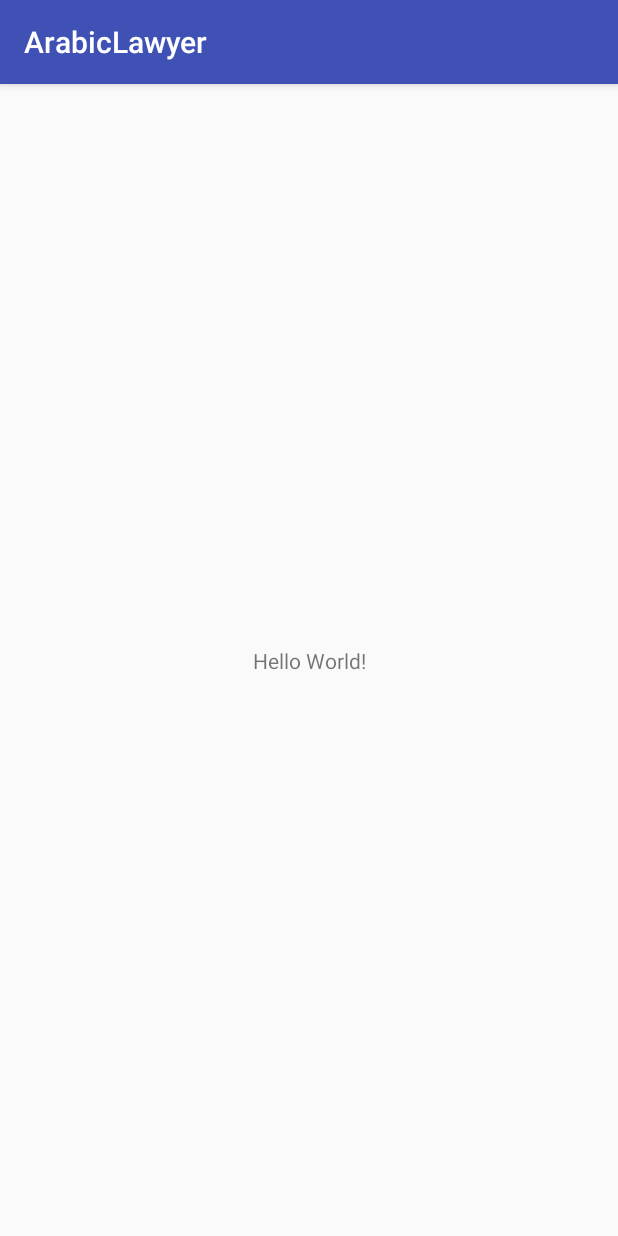
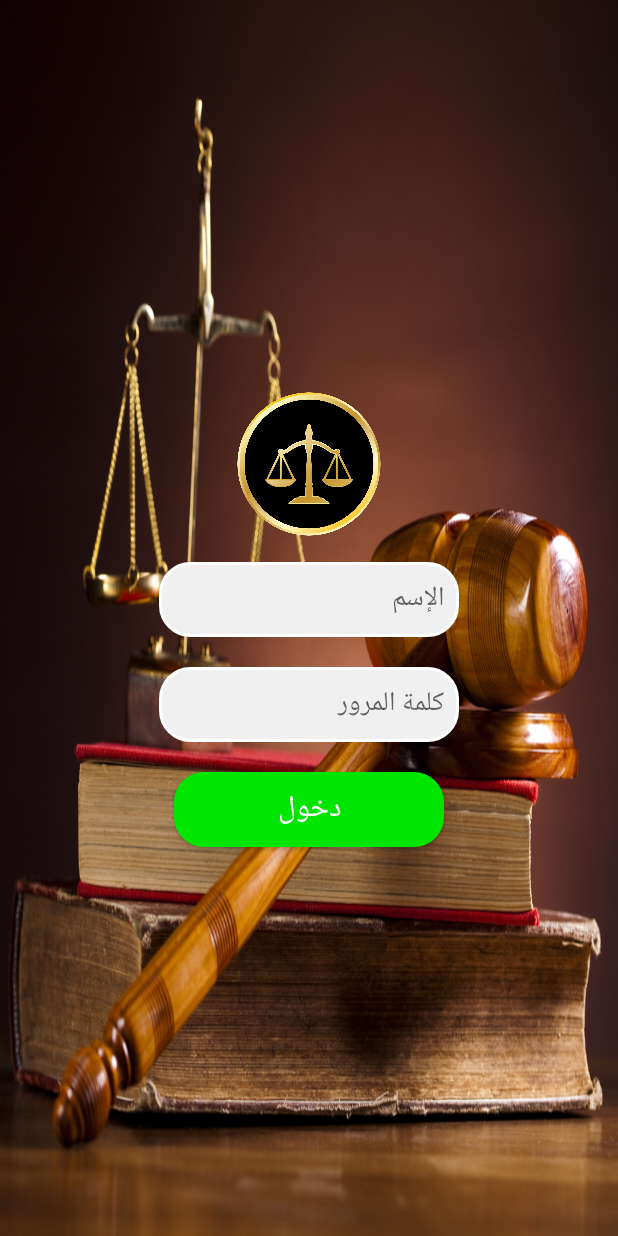
Before and after one commit to Youssif24/Links_Lawyer, an Android app: the screen it shows after launch (MainActivity before the commit, LoginActivity after it), on a phone screen of 412 x 824 dp. Run offline under Robolectric (Android 15) with nearby library versions, the phone set to English and light mode, and no system bars.

Commit message:
initial Login Screen

```diff
--- a/app/build.gradle
+++ b/app/build.gradle
@@ -22,6 +22,7 @@ dependencies {
     implementation fileTree(dir: 'libs', include: ['*.jar'])
     implementation 'com.android.support:appcompat-v7:28.0.0'
     implementation 'com.android.support.constraint:constraint-layout:1.1.3'
+    implementation 'com.android.support:support-annotations:28.0.0'
     testImplementation 'junit:junit:4.12'
     androidTestImplementation 'com.android.support.test:runner:1.0.2'
     androidTestImplementation 'com.android.support.test.espresso:espresso-core:3.0.2'
--- a/app/src/main/AndroidManifest.xml
+++ b/app/src/main/AndroidManifest.xml
@@ -2,14 +2,21 @@
 <manifest xmlns:android="http://schemas.android.com/apk/res/android"
     package="com.saad.youssif.arabiclawyer">
 
+
+
     <application
         android:allowBackup="true"
-        android:icon="@mipmap/ic_launcher"
+        android:icon="@drawable/logo4"
         android:label="@string/app_name"
         android:roundIcon="@mipmap/ic_launcher_round"
         android:supportsRtl="true"
         android:theme="@style/AppTheme">
         <activity android:name=".MainActivity">
+
+        </activity>
+        <activity android:name=".LoginActivity"
+            android:theme="@style/Theme.AppCompat.Light.NoActionBar"
+            >
             <intent-filter>
                 <action android:name="android.intent.action.MAIN" />
 
--- /dev/null
+++ b/app/src/main/java/com/saad/youssif/arabiclawyer/LoginActivity.java
@@ -0,0 +1,13 @@
+package com.saad.youssif.arabiclawyer;
+
+import android.support.v7.app.AppCompatActivity;
+import android.os.Bundle;
+
+public class LoginActivity extends AppCompatActivity {
+
+    @Override
+    protected void onCreate(Bundle savedInstanceState) {
+        super.onCreate(savedInstanceState);
+        setContentView(R.layout.activity_login);
+    }
+}
--- /dev/null
+++ b/app/src/main/res/drawable/edittext_style.xml
@@ -0,0 +1,25 @@
+<?xml version="1.0" encoding="utf-8"?>
+<shape xmlns:android="http://schemas.android.com/apk/res/android">
+
+    <gradient
+        android:angle="90"
+        android:type="linear"
+        />
+
+    <corners
+        android:radius="20dp"
+        />
+
+    <solid
+        android:color="@color/gray"
+
+        />
+
+    <stroke
+        android:color="@color/white"
+        android:width="2dp" />
+
+
+
+
+</shape>
--- /dev/null
+++ b/app/src/main/res/drawable/login_btn_selector.xml
@@ -0,0 +1,22 @@
+<?xml version="1.0" encoding="utf-8"?>
+<selector xmlns:android="http://schemas.android.com/apk/res/android">
+
+
+    <!-- disable state. -->
+    <item android:state_enabled="false">
+        <shape android:shape="rectangle">
+            <corners android:radius="20dp"/>
+            <solid android:color="#00e500"/>
+        </shape>
+    </item>
+
+
+    <!--pressed state. -->
+    <item android:state_pressed="true">
+        <shape android:shape="rectangle">
+            <corners android:radius="16dp"/>
+            <solid android:color="#00ff00"/>
+        </shape>
+    </item>
+
+</selector>
--- /dev/null
+++ b/app/src/main/res/layout/activity_login.xml
@@ -0,0 +1,49 @@
+<?xml version="1.0" encoding="utf-8"?>
+<LinearLayout xmlns:android="http://schemas.android.com/apk/res/android"
+    xmlns:app="http://schemas.android.com/apk/res-auto"
+    xmlns:tools="http://schemas.android.com/tools"
+    android:layout_width="match_parent"
+    android:layout_height="match_parent"
+    tools:context=".LoginActivity"
+    android:background="@drawable/back7"
+    android:layout_gravity="center"
+    android:gravity="center"
+    android:orientation="vertical"
+    android:layoutDirection="rtl"
+    >
+
+    <ImageView
+        android:layout_width="200dp"
+        android:layout_height="100dp"
+        android:layout_marginBottom="15dp"
+        android:src="@drawable/logo4"
+        />
+
+    <EditText
+        android:layout_width="200dp"
+        android:layout_height="50dp"
+        android:background="@drawable/edittext_style"
+        android:layout_marginBottom="20dp"
+        android:hint="الإسم"
+        android:paddingRight="10dp"
+        />
+
+    <EditText
+        android:layout_width="200dp"
+        android:layout_height="50dp"
+        android:background="@drawable/edittext_style"
+        android:layout_marginBottom="20dp"
+        android:hint="كلمة المرور"
+        android:paddingRight="10dp"
+        />
+
+    <Button
+        android:layout_width="180dp"
+        android:layout_height="50dp"
+        android:background="@drawable/login_btn_selector"
+        android:text="دخول"
+        android:textColor="#ffff"
+        android:textSize="20sp"
+        />
+
+</LinearLayout>
--- a/app/src/main/res/layout/activity_main.xml
+++ b/app/src/main/res/layout/activity_main.xml
@@ -4,7 +4,8 @@
     xmlns:tools="http://schemas.android.com/tools"
     android:layout_width="match_parent"
     android:layout_height="match_parent"
-    tools:context=".MainActivity">
+    tools:context=".MainActivity"
+    >
 
     <TextView
         android:layout_width="wrap_content"
--- a/app/src/main/res/values/colors.xml
+++ b/app/src/main/res/values/colors.xml
@@ -3,4 +3,7 @@
     <color name="colorPrimary">#3F51B5</color>
     <color name="colorPrimaryDark">#303F9F</color>
     <color name="colorAccent">#FF4081</color>
+    <color name="white">#ffff</color>
+    <color name="black">#000</color>
+    <color name="gray">#F0F0F0</color>
 </resources>
--- /dev/null
+++ b/app/src/main/res/values/dimens.xml
@@ -0,0 +1,5 @@
+<resources>
+    <!-- Default screen margins, per the Android Design guidelines. -->
+    <dimen name="activity_horizontal_margin">16dp</dimen>
+    <dimen name="activity_vertical_margin">16dp</dimen>
+</resources>
--- a/app/src/main/res/values/strings.xml
+++ b/app/src/main/res/values/strings.xml
@@ -1,3 +1,17 @@
 <resources>
     <string name="app_name">ArabicLawyer</string>
+    <string name="title_activity_login">Sign in</string>
+
+    <!-- Strings related to login -->
+    <string name="prompt_email">Email</string>
+    <string name="prompt_password">Password (optional)</string>
+    <string name="action_sign_in">Sign in or register</string>
+    <string name="action_sign_in_short">Sign in</string>
+    <string name="error_invalid_email">This email address is invalid</string>
+    <string name="error_invalid_password">This password is too short</string>
+    <string name="error_incorrect_password">This password is incorrect</string>
+    <string name="error_field_required">This field is required</string>
+    <string name="permission_rationale">"Contacts permissions are needed for providing email
+        completions."
+    </string>
 </resources>
```
Also changed, not shown: app/src/main/res/drawable/back7.jpeg (added), app/src/main/res/drawable/logo4.png (added).
